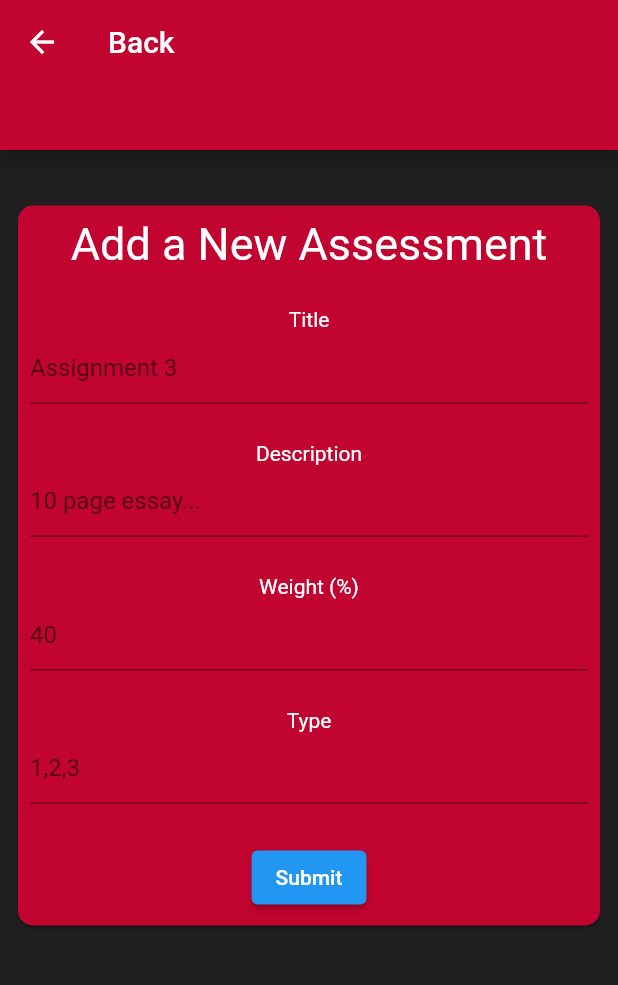
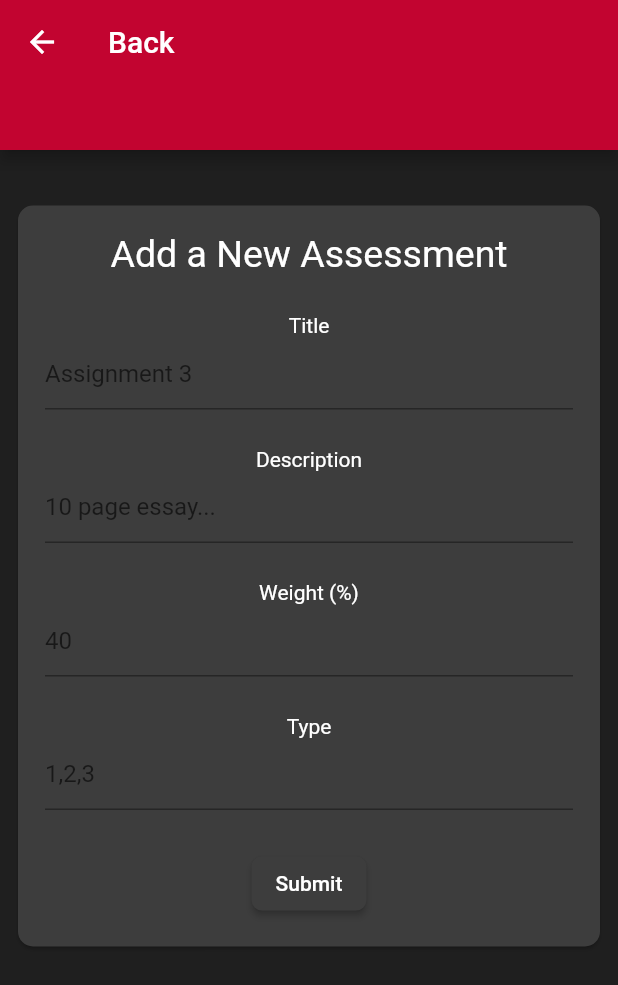
Before and after one commit to Seth-Harlaar/School-Panner, a Flutter app: the NewAssessmentPage screen opened by its route, on a phone screen of 412 x 824 dp. Shown: the top 985 px of the screen. Run offline on Flutter 3.47's test engine with Material 2 defaults, Android fonts, the phone set to English and light mode, and no system bars; our stand-ins replace isar, table_calendar; accounts and stored records are empty; generated files the repository leaves out were written again.

Commit message:
added new assessment functionality for courses

```diff
--- a/lib/main.dart
+++ b/lib/main.dart
@@ -41,7 +41,7 @@ class MyApp extends StatelessWidget {
             '/calenderPage'       : (context) => const CalenderPage(),
             '/newCoursePage'      : (context) => const NewCoursePage(),
             '/newStudentPage'     : (context) => const NewStudentPage(),
-            '/newAssessmentPage'  : (context) => const NewAssessmentPage(),
+            '/newAssessmentPage'  : (context) => const NewAssessmentPage(courseId: 0),
             '/notesPage'          : (context) => const NotesPage(),
           }
         ),
--- a/lib/models/course.dart
+++ b/lib/models/course.dart
@@ -13,7 +13,7 @@ class Course {
   int hoursPerWeek;
 
   // link to assessments
-  final assessments = IsarLinks<Assessment>();
+  final assessment = IsarLinks<Assessment>();
 
   Course({required this.title, this.courseCode = 'none yet', this.hoursPerWeek = 0});
 }
--- a/lib/pages/new_assessment_page.dart
+++ b/lib/pages/new_assessment_page.dart
@@ -5,7 +5,9 @@ import 'package:school_planner/widgets/new_assessment_form.dart';
 
 
 class NewAssessmentPage extends StatelessWidget {
-  const NewAssessmentPage({super.key});
+  const NewAssessmentPage({super.key, required this.courseId});
+
+  final int courseId;
 
   @override
   Widget build(BuildContext context) {
@@ -22,14 +24,17 @@ class NewAssessmentPage extends StatelessWidget {
             Padding(
               padding: const EdgeInsets.all(8.0),
               child: LargePrimaryCard(
-                childWidget: Padding(
+                child: Padding(
                   padding: const EdgeInsets.all(8.0),
 
                   child: Column(
-                    children: const [
-                      HeaderOne(text: 'Add a New Assessment'),
-                      SizedBox(height: 25),
-                      NewAssessmentForm(),
+                    children: [
+                      const CustomHeader(
+                        size: 1,
+                        text: 'Add a New Assessment'
+                      ),
+                      const SizedBox(height: 25),
+                      NewAssessmentForm(courseId: courseId),
                     ],
                   )
                 )
--- a/lib/pages/new_student_page.dart
+++ b/lib/pages/new_student_page.dart
@@ -26,7 +26,7 @@ class NewStudentPage extends StatelessWidget {
           Padding(
           padding: EdgeInsets.all(8.0),
             child: LargePrimaryCard(
-              childWidget: Padding(
+              child: Padding(
                 padding: EdgeInsets.all(8.0),
 
                 // new student form
--- a/lib/pages/view_course_page.dart
+++ b/lib/pages/view_course_page.dart
@@ -44,7 +44,7 @@ class _ViewCoursePageState extends State<ViewCoursePage> {
                 preferredSize: Size.fromHeight(100),
                 child: AppToolBar(),
               ),
-              body: ViewCourseContent(course: inputCourse)
+              body: ViewCourseContent(course: inputCourse),
             );
           }
 
--- a/lib/widgets/assets/custom_cards.dart
+++ b/lib/widgets/assets/custom_cards.dart
@@ -1,10 +1,10 @@
 import 'package:flutter/material.dart';
 
 
-class LargePrimaryCard extends StatelessWidget {
-  const LargePrimaryCard({super.key, required this.childWidget});
+class LargeSecondaryCard extends StatelessWidget {
+  const LargeSecondaryCard({super.key, required this.child});
 
-  final Widget childWidget;
+  final Widget child;
 
   @override
   Widget build(BuildContext context) {
@@ -14,14 +14,68 @@ class LargePrimaryCard extends StatelessWidget {
       ),
       color: Color(0xFFC20430),
 
-      child: Theme(
-        data: ThemeData(
-          textTheme: const TextTheme(
-            bodyText1: TextStyle(color: Colors.white)
-          )
+      child: Padding(
+        padding: const EdgeInsets.all(10.0),
+        child: child,
+      )
+    );
+  }
+}
 
+
+class LargePrimaryCard extends StatelessWidget {
+  const LargePrimaryCard({super.key, required this.child});
+
+  final Widget child;
+
+  @override
+  @override
+  Widget build(BuildContext context) {
+    return Card(
+      shape: RoundedRectangleBorder(
+        borderRadius: BorderRadius.circular(10.0),
+      ),
+      color: Color(0xFF3D3D3D),
+
+      child: Padding(
+        padding: const EdgeInsets.all(10.0),
+        child: child,
+      )
+    );
+  }
+}
+
+
+
+
+
+
+
+class SmallHighlightCardHollow extends StatelessWidget {
+  const SmallHighlightCardHollow({super.key, required this.child});
+
+  final Widget child;
+
+  @override
+  @override
+  Widget build(BuildContext context) {
+    return Card(
+      shape: RoundedRectangleBorder(
+        borderRadius: BorderRadius.circular(6.0),
+        side: const BorderSide(
+          color: Color(0xFFFFC72A),
         ),
-        child: childWidget
+      ),
+      color: const Color(0x00FFFFFF),
+
+      child: DefaultTextStyle.merge(
+        style: const TextStyle(
+          color: Color(0xFFFFC72A),
+        ),
+        child: Padding(
+          padding: const EdgeInsets.all(10.0),
+          child: child,
+        )
       ),
     );
   }
--- a/lib/widgets/assets/custom_texts.dart
+++ b/lib/widgets/assets/custom_texts.dart
@@ -1,18 +1,43 @@
 import 'package:flutter/material.dart';
 
 
-class HeaderOne extends StatelessWidget {
-  const HeaderOne({super.key, required this.text});
+const headerTextSizeMax = 30.0;
+
+class CustomHeader extends StatelessWidget {
+  const CustomHeader({super.key, required this.text, required this.size});
 
   final String text;
+  final int size;
 
   @override
   Widget build(BuildContext context) {
     return Text(
       text,
-      style: const TextStyle(
-        fontSize: 30
+      style: TextStyle(
+        fontSize: (headerTextSizeMax-size*5)
       )
     );
   }
 }
+
+
+
+// CustomSubHeading
+
+class CustomSubHeading extends StatelessWidget {
+  const CustomSubHeading({super.key, required this.text, required this.size});
+
+  final String text;
+  final int size;
+
+  @override
+  Widget build(BuildContext context) {
+    return Text(
+      text,
+      style: TextStyle(
+        fontSize: (headerTextSizeMax-size*5),
+        color: const Color(0xFFADADAD)
+      )
+    );
+  }
+}
--- a/lib/widgets/grades_page_widgets/grades_page_class_card.dart
+++ b/lib/widgets/grades_page_widgets/grades_page_class_card.dart
@@ -13,8 +13,7 @@ class GradesPageClassCard extends StatelessWidget {
   final Course? course;
 
   @override
-  Widget build(BuildContext context) {
-
+  Widget build(BuildContext context){
 
     return GestureDetector(
       onTap:() {
@@ -57,7 +56,7 @@ class GradesPageClassCard extends StatelessWidget {
                   ],
                 ),
 
-                const Spacer( flex: 5),
+                const Spacer(),
 
                 Text(
                   '${course?.hoursPerWeek ?? '-'}%',
--- a/lib/widgets/grades_page_widgets/grades_page_header.dart
+++ b/lib/widgets/grades_page_widgets/grades_page_header.dart
@@ -10,10 +10,10 @@ class GradesPageHeader extends StatelessWidget {
     return Padding(
       padding: const EdgeInsets.symmetric(horizontal: 10),
 
-      child: LargePrimaryCard (
+      child: LargeSecondaryCard (
 
 
-        childWidget: Padding(
+        child: Padding(
           padding: const EdgeInsets.all(10.0),
 
           child: Column(
--- a/lib/widgets/new_assessment_form.dart
+++ b/lib/widgets/new_assessment_form.dart
@@ -2,7 +2,9 @@ import 'package:flutter/material.dart';
 import 'package:school_planner/form_handler.dart';
 
 class NewAssessmentForm extends StatefulWidget {
-  const NewAssessmentForm({super.key});
+  const NewAssessmentForm({super.key, required this.courseId});
+
+  final int courseId;
 
   @override
   State<NewAssessmentForm> createState() => _NewAssessmentFormState();
@@ -78,7 +80,7 @@ class _NewAssessmentFormState extends State<NewAssessmentForm> {
           const SizedBox(height: 25),
           ElevatedButton(
             onPressed: (){
-              courseForm.submitAssessment(formKey: _formKey);
+              courseForm.submitAssessment(formKey: _formKey, courseId: widget.courseId);
             },
               child: const Text('Submit')
           ),
--- /dev/null
+++ b/lib/widgets/view_course_page_widgets/view_course_page_widgets.dart
@@ -0,0 +1,2 @@
+export 'view_course_page_header.dart';
+export 'view_course_page_assess_summary.dart';
```
Also changed, not shown: lib/database_controller.dart (+17 -2 lines), lib/form_handler.dart (+3 -4 lines), lib/pages/new_course_page.dart (+5 -2 lines), lib/widgets/view_course_content.dart (+5 -14 lines), lib/widgets/view_course_page_widgets/view_course_page_assess_summary.dart (added, +123 -0 lines), lib/widgets/view_course_page_widgets/view_course_page_header.dart (added, +93 -0 lines), lib/models/course.g.dart.
